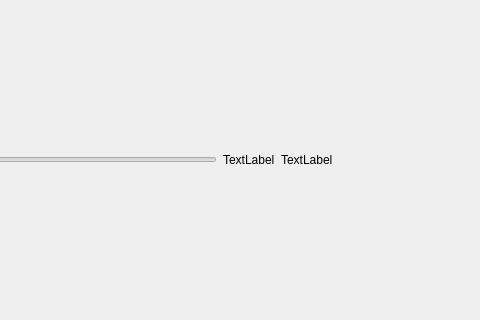
Qt form ui files/slider.ui (applekey/wizard) before a commit; both pictures show x 318 to 798 and y 280 to 600 of the 961 by 796 pixel window.
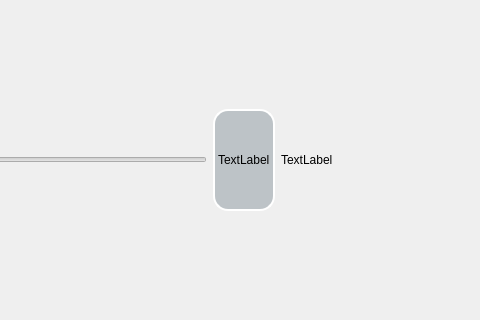
The same form after that commit.

What changed in the file:
```diff
--- a/ui files/slider.ui
+++ b/ui files/slider.ui
@@ -42,6 +42,13 @@
        </item>
        <item>
         <widget class="QLabel" name="label">
+         <property name="styleSheet">
+          <string notr="true">background:#bdc3c7;
+border-style: outset;
+border-radius: 15px;
+border-width: 2px;
+border-color: #FFFFFF</string>
+         </property>
          <property name="text">
           <string>TextLabel</string>
          </property>
```
Left out of the diff: 3 changed lines with no effect on the pictures.
